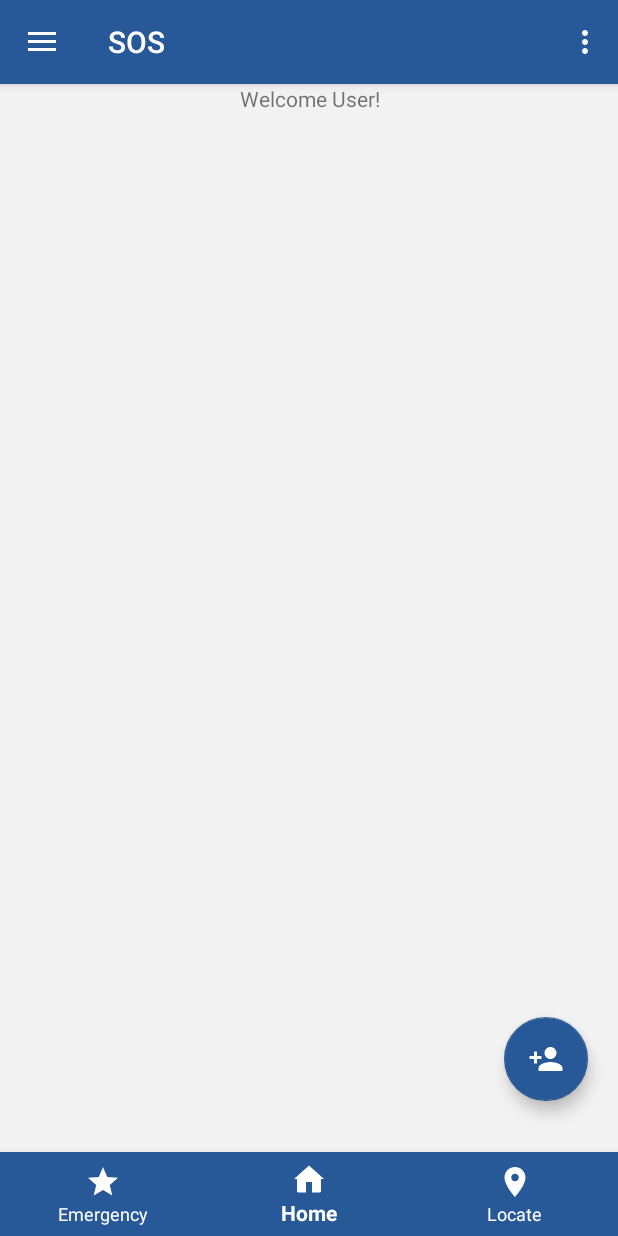
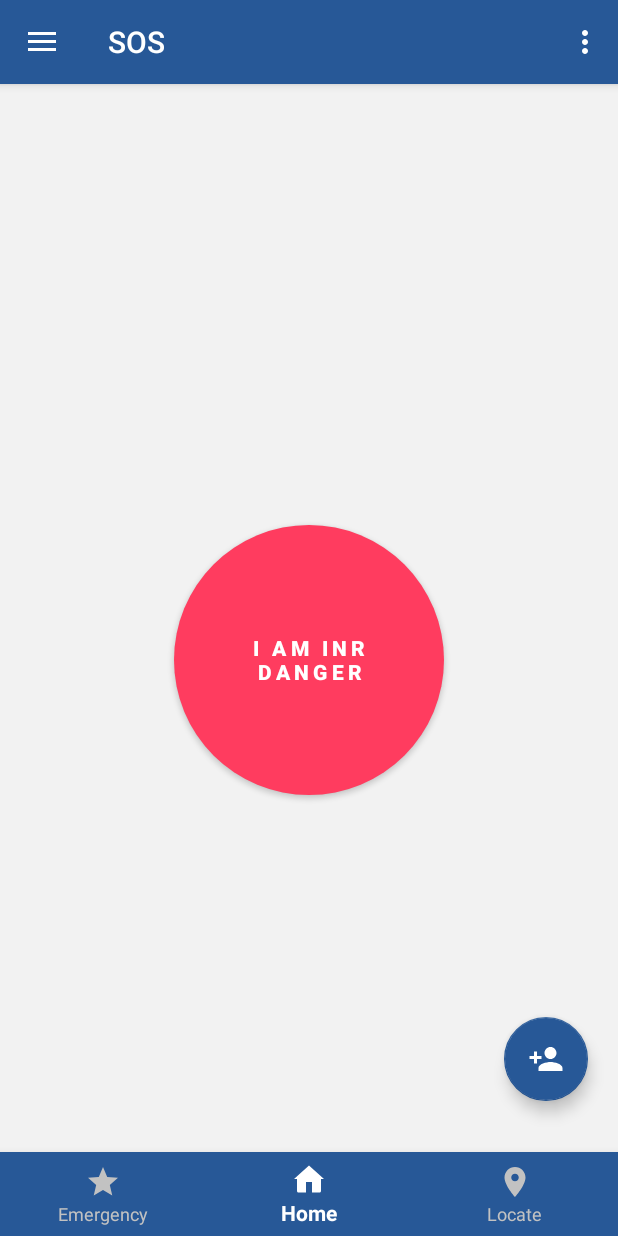
Before and after one commit to prashanth-nani/sos, an Android app: the MainActivity screen opened directly, with no data from a screen before it, on a phone screen of 412 x 824 dp. Run offline under Robolectric (Android 15) with nearby library versions, the phone set to English and light mode, and no system bars.

Commit message:
Add Danger button in Home fragment

```diff
--- /dev/null
+++ b/app/src/main/res/drawable-v21/circular_background.xml
@@ -0,0 +1,9 @@
+<?xml version="1.0" encoding="utf-8"?>
+<ripple xmlns:android="http://schemas.android.com/apk/res/android"
+    android:color="#272174">
+    <item>
+        <shape android:shape="oval">
+            <solid android:color="#ff3c5f"/>
+        </shape>
+    </item>
+</ripple>
--- /dev/null
+++ b/app/src/main/res/drawable/circular_background.xml
@@ -0,0 +1,11 @@
+<?xml version="1.0" encoding="utf-8"?>
+<shape xmlns:android="http://schemas.android.com/apk/res/android"
+    android:shape="oval">
+
+    <solid android:color="#ec5960" />
+
+    <stroke
+        android:width="2dp"
+        android:color="#df3941" />
+
+</shape>
--- /dev/null
+++ b/app/src/main/res/drawable/nav_item_color_state.xml
@@ -0,0 +1,5 @@
+<?xml version="1.0" encoding="utf-8"?>
+<selector xmlns:android="http://schemas.android.com/apk/res/android">
+    <item android:color="@color/white" android:state_checked="true" />
+    <item android:color="#c2c2c2" android:state_checked="false" />
+</selector>
--- a/app/src/main/res/layout/content_main.xml
+++ b/app/src/main/res/layout/content_main.xml
@@ -24,8 +24,8 @@
         android:layout_gravity="center"
         android:layout_alignParentBottom="true"
         app:itemBackground="@color/colorPrimary"
-        app:itemIconTint="@color/white"
-        app:itemTextColor="@color/white"
+        app:itemIconTint="@drawable/nav_item_color_state"
+        app:itemTextColor="@drawable/nav_item_color_state"
         app:menu="@menu/bottom_navigation_items" />
 
 </RelativeLayout>
--- a/app/src/main/res/layout/fragment_home.xml
+++ b/app/src/main/res/layout/fragment_home.xml
@@ -6,17 +6,19 @@
     tools:context="in.ac.mnnit.sos.fragments.HomeFragment">
 
     <!-- TODO: Update blank fragment layout -->
-    <TextView
-        android:id="@+id/welcome"
-        android:layout_width="match_parent"
-        android:layout_height="wrap_content"
-        android:gravity="center_horizontal"
-        android:text="Welcome User!" />
+    <Button
+        android:id="@+id/dangerButton"
+        android:text="I am in\r\ndanger"
+        android:textColor="#FFF"
+        android:letterSpacing="0.2"
+        android:textStyle="bold"
+        android:layout_width="180dp"
+        android:layout_height="180dp"
+        android:padding="15dp"
+        android:onClick="onClickDanger"
+        android:background="@drawable/circular_background"
+        android:layout_centerInParent="true"
+        android:gravity="center"/>
 
-    <ImageView
-        android:id="@+id/image_contact"
-        android:layout_below="@id/welcome"
-        android:layout_width="match_parent"
-        android:layout_height="match_parent" />
 
 </RelativeLayout>
```
